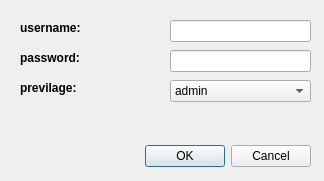
jaspernicholfabella/payroll-system, file Accounts.ui: the form before one commit.
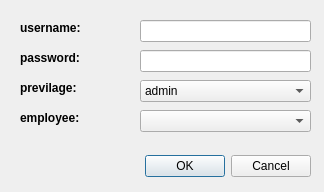
The form after the commit.

```diff
--- a/Accounts.ui
+++ b/Accounts.ui
@@ -7,7 +7,7 @@
     <x>0</x>
     <y>0</y>
     <width>324</width>
-    <height>181</height>
+    <height>192</height>
    </rect>
   </property>
   <property name="windowTitle">
@@ -17,7 +17,7 @@
    <property name="geometry">
     <rect>
      <x>10</x>
-     <y>140</y>
+     <y>150</y>
      <width>301</width>
      <height>32</height>
     </rect>
@@ -32,9 +32,9 @@
   <widget class="QLineEdit" name="username">
    <property name="geometry">
     <rect>
-     <x>170</x>
+     <x>140</x>
      <y>20</y>
-     <width>141</width>
+     <width>171</width>
      <height>22</height>
     </rect>
    </property>
@@ -64,9 +64,9 @@
   <widget class="QLineEdit" name="password">
    <property name="geometry">
     <rect>
-     <x>170</x>
+     <x>140</x>
      <y>50</y>
-     <width>141</width>
+     <width>171</width>
      <height>22</height>
     </rect>
    </property>
@@ -121,9 +121,9 @@
   <widget class="QComboBox" name="previlage_combo">
    <property name="geometry">
     <rect>
-     <x>170</x>
+     <x>140</x>
      <y>80</y>
-     <width>141</width>
+     <width>171</width>
      <height>22</height>
     </rect>
    </property>
@@ -138,6 +138,35 @@
     </property>
    </item>
   </widget>
+  <widget class="QLabel" name="admin_label">
+   <property name="geometry">
+    <rect>
+     <x>20</x>
+     <y>110</y>
+     <width>141</width>
+     <height>16</height>
+    </rect>
+   </property>
+   <property name="font">
+    <font>
+     <weight>75</weight>
+     <bold>true</bold>
+    </font>
+   </property>
+   <property name="text">
+    <string>employee:</string>
+   </property>
+  </widget>
+  <widget class="QComboBox" name="admin_employee_combo">
+   <property name="geometry">
+    <rect>
+     <x>140</x>
+     <y>110</y>
+     <width>171</width>
+     <height>22</height>
+    </rect>
+   </property>
+  </widget>
  </widget>
  <resources/>
  <connections>
```
